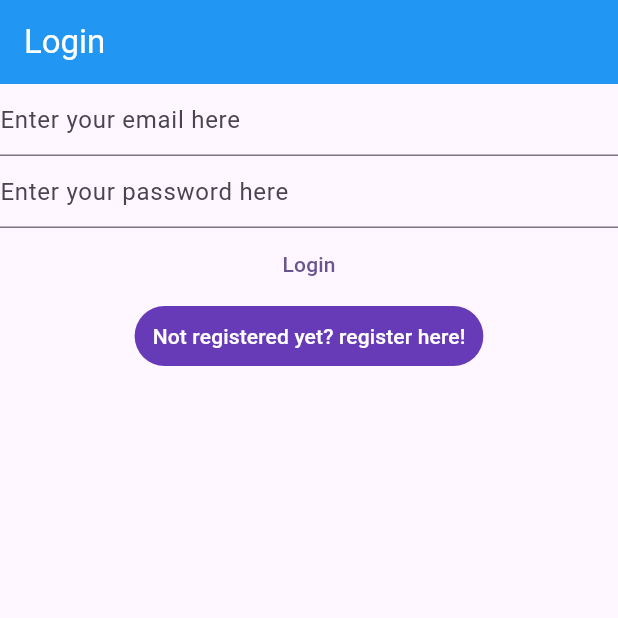
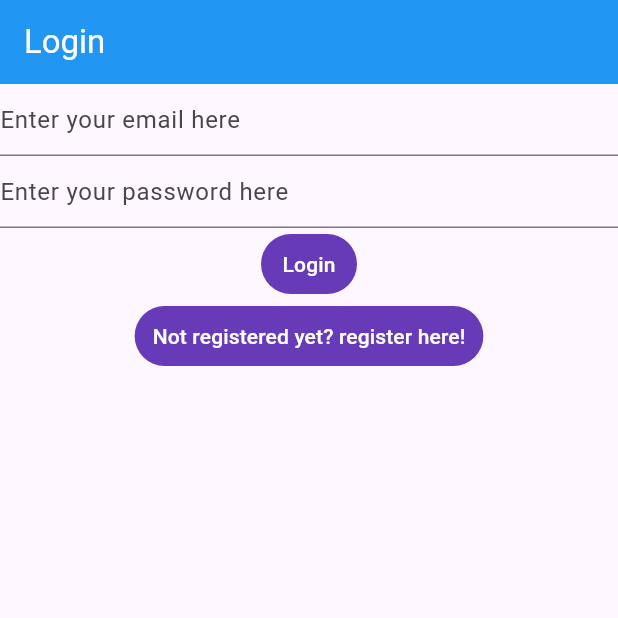
Before and after one commit to SurajTapkir05/mynotes.itnsurya.in, a Flutter app: the screen it shows after launch, after a tap on "Login", on a phone screen of 412 x 824 dp, the top half of it. Run offline on Flutter 3.47's test engine with Material 3 defaults, Android fonts, the phone set to English and light mode, and no system bars; our stand-ins replace firebase_auth, firebase_core; accounts and stored records are empty; network calls fail.

Commit message:
Step - II

```diff
--- /dev/null
+++ b/lib/constants/routes.dart
@@ -0,0 +1,3 @@
+const loginRoute = '/login/';
+const registerRoute = '/register/';
+const notesRoute = '/notes/';
--- a/lib/main.dart
+++ b/lib/main.dart
@@ -2,11 +2,13 @@
 import 'package:firebase_auth/firebase_auth.dart';
 import 'package:firebase_core/firebase_core.dart';
 import 'package:flutter/material.dart';
+import 'package:mynotes/constants/routes.dart';
 import 'package:mynotes/firebase_options.dart';
 import 'package:mynotes/views/login_view.dart';
 import 'package:mynotes/views/register_view.dart';
 import 'package:mynotes/views/verify_email.dart';
 // import 'dart:developer' as devtools show log;
+
 
 void main() {
   WidgetsFlutterBinding.ensureInitialized();
@@ -19,9 +21,9 @@ void main() {
       ),
       home: const HomePage(),
       routes: {
-        '/login/': (context) => const LoginView(),
-        '/register/': (context) => const RegisterView(),
-        '/notes/': (context) => const NotesView(),
+        loginRoute : (context) => const LoginView(),
+        registerRoute : (context) => const RegisterView(),
+        notesRoute : (context) => const NotesView(),
       },
     ),
   );
@@ -84,7 +86,7 @@ class _NotesViewState extends State<NotesView> {
                   if(shouldLogout){
                     await FirebaseAuth.instance.signOut();
                     Navigator.of(context).pushNamedAndRemoveUntil(
-                      '/login/',
+                      loginRoute,
                       (route) => false);
                   }
               }
--- a/lib/views/login_view.dart
+++ b/lib/views/login_view.dart
@@ -1,6 +1,7 @@
 import 'package:firebase_auth/firebase_auth.dart';
 import 'package:firebase_core/firebase_core.dart';
 import 'package:flutter/material.dart';
+import 'package:mynotes/constants/routes.dart';
 import 'package:mynotes/firebase_options.dart';
 import 'dart:developer' as devtools show log;
 
@@ -14,7 +15,6 @@ class LoginView extends StatefulWidget {
 class _LoginViewState extends State<LoginView> {
   late final TextEditingController _email;
   late final TextEditingController _password;
-
 
   @override
   void initState() {
@@ -74,7 +74,7 @@ class _LoginViewState extends State<LoginView> {
                     return;
                   }
                   Navigator.of(currentContext).pushNamedAndRemoveUntil(
-                    '/notes/',
+                    notesRoute,
                     (route) => false,
                   );
                 } on FirebaseAuthException catch (e) {
@@ -92,6 +92,9 @@ class _LoginViewState extends State<LoginView> {
                   }
                 }
               },
+              style: TextButton.styleFrom(
+                  foregroundColor: Colors.white,
+                  backgroundColor: Colors.deepPurple),
               child: const Text('Login')),
           TextButton(
             onPressed: () {
--- a/lib/views/register_view.dart
+++ b/lib/views/register_view.dart
@@ -1,6 +1,7 @@
 import 'package:firebase_auth/firebase_auth.dart';
 import 'package:firebase_core/firebase_core.dart';
 import 'package:flutter/material.dart';
+import 'package:mynotes/constants/routes.dart';
 import 'package:mynotes/firebase_options.dart';
 import 'dart:developer' as devtools show log;
 
@@ -94,7 +95,10 @@ class _RegisterViewState extends State<RegisterView> {
           ),
           TextButton(
             onPressed: () {
-              Navigator.of(context).pushNamedAndRemoveUntil('/login/', (route) => false);
+              Navigator.of(context).pushNamedAndRemoveUntil(
+                loginRoute,
+                (route) => false,
+              );
             },
             style: TextButton.styleFrom(
               foregroundColor: Colors.white,
```
